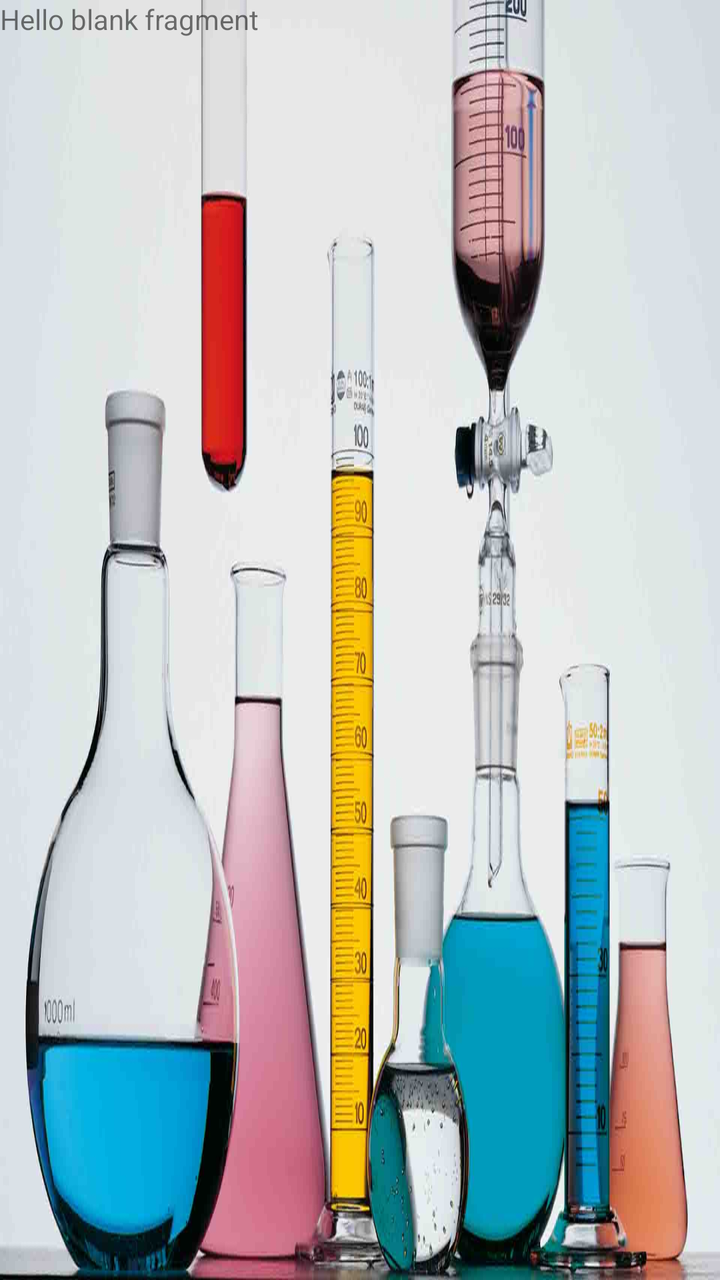
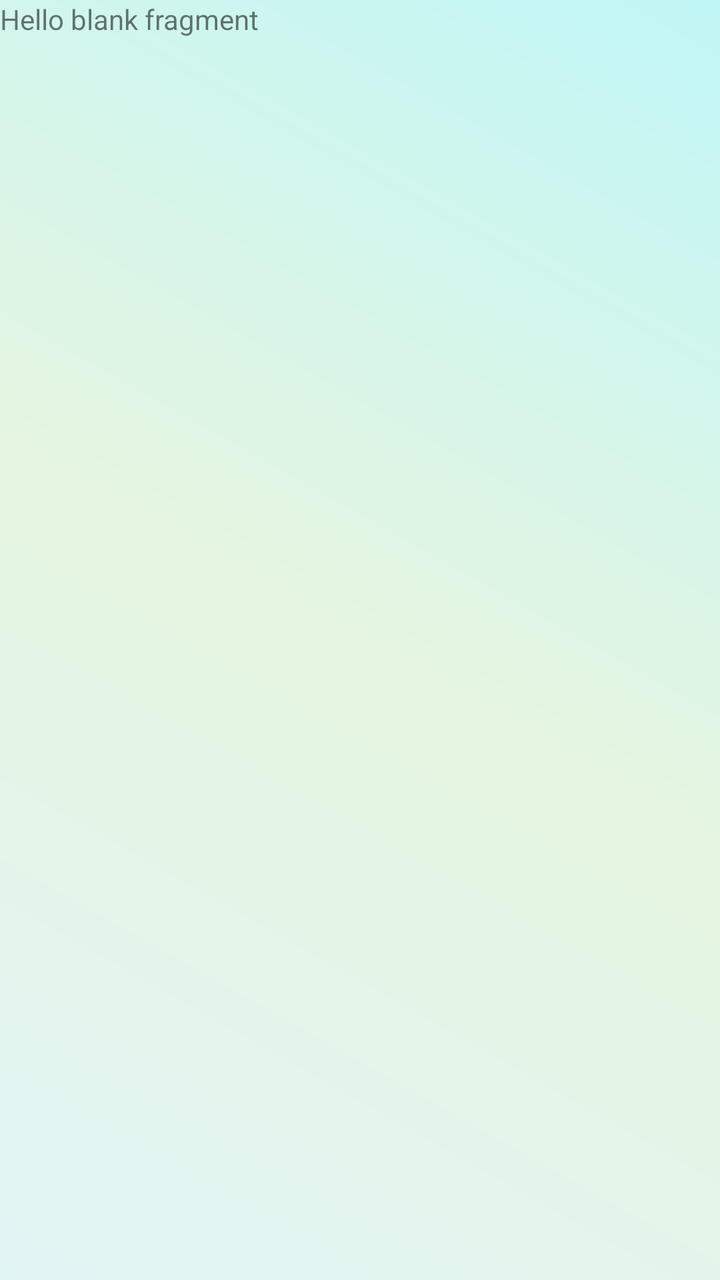

Screens rendered from an Android XML layout before and after an edit, with the pre-edit source and the edit as a unified diff.
<!-- AndroidManifest.xml: application theme Theme.IMatesApp.FullScreen -->
<!-- res/layout/fragment_subject_chemistry.xml -->
<?xml version="1.0" encoding="utf-8"?>
<FrameLayout xmlns:android="http://schemas.android.com/apk/res/android"
    xmlns:tools="http://schemas.android.com/tools"
    android:layout_width="match_parent"
    android:layout_height="match_parent"
    android:background="@drawable/bg_subject_chemistry"
    tools:context=".FragmentSubjectChemistry">

    
    <TextView
        android:layout_width="match_parent"
        android:layout_height="match_parent"
        android:text="@string/hello_blank_fragment" />

</FrameLayout>
<!-- resources referenced by this layout -->
<resources>
  <!-- drawable bg_subject_chemistry: jpg bitmap (drawable, 50821 bytes) -->
  <string name="hello_blank_fragment">Hello blank fragment</string>
  <style name="Theme.IMatesApp.FullScreen" parent="Theme.AppCompat.Light.NoActionBar">
          
          <item name="android:windowFullscreen">true</item>
          
          <item name="android:windowTranslucentStatus">true</item>
          
          <item name="android:windowTranslucentNavigation">true</item>
      </style>
</resources>

<!-- the commit's change to res/layout/fragment_subject_chemistry.xml (unified diff, before → after) -->
@@ -3,7 +3,7 @@
     xmlns:tools="http://schemas.android.com/tools"
     android:layout_width="match_parent"
     android:layout_height="match_parent"
-    android:background="@drawable/bg_subject_chemistry"
+    android:background="@drawable/app_main_background"
     tools:context=".FragmentSubjectChemistry">
 
     
<!-- resource entries referenced after the edit -->
@@ -1,6 +1,19 @@
 <!-- resources referenced by this layout -->
 <resources>
-  <!-- drawable bg_subject_chemistry: jpg bitmap (drawable, 50821 bytes) -->
+  <!-- drawable app_main_background (drawable) -->
+  <layer-list xmlns:android="http://schemas.android.com/apk/res/android">
+      
+      <item>
+          <shape android:shape="rectangle">
+              <gradient
+                  android:startColor="#E2F5F5"
+                  android:centerColor="#e5f5e0"
+                  android:endColor="#C0F6F6"
+                  android:type="linear"
+                  android:angle="45" />
+          </shape>
+      </item>
+  </layer-list>
   <string name="hello_blank_fragment">Hello blank fragment</string>
   <style name="Theme.IMatesApp.FullScreen" parent="Theme.AppCompat.Light.NoActionBar">
           
